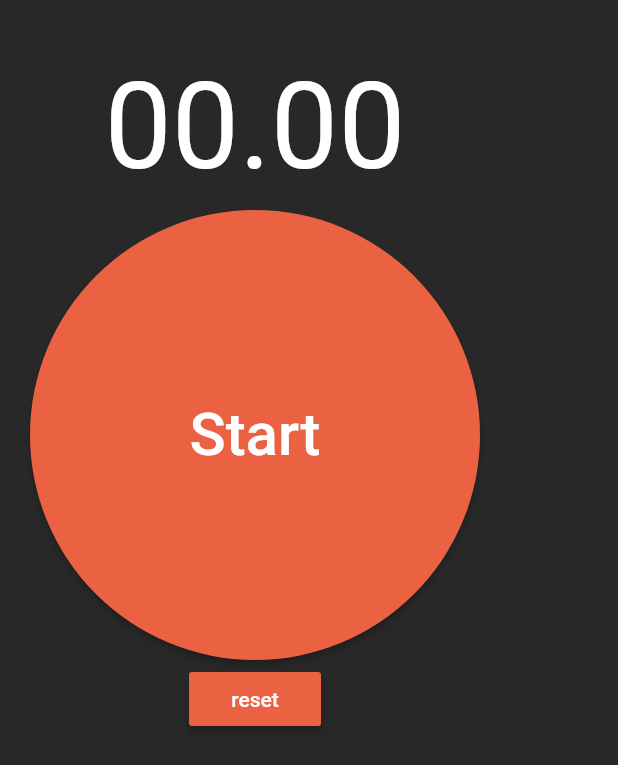
After one commit to SportswatchApp/sportswatch--app, a Flutter app: the screen it shows after launch, after a tap on "Debug login", on a phone screen of 412 x 824 dp. The commit adds this screen. Shown: the top 765 px of the screen. Run offline on Flutter 3.47's test engine with Material 2 defaults, Android fonts, the phone set to English and light mode, and no system bars; our stand-ins replace stop_watch_timer; Roboto replaces fonts that are missing (Quicksand).

Commit message:
stopwatch page init

```diff
--- a/lib/screens/login.dart
+++ b/lib/screens/login.dart
@@ -1,5 +1,6 @@
 import 'package:flutter/material.dart';
 import 'package:sportswatch/screens/signup.dart';
+import 'package:sportswatch/screens/stopwatch.dart';
 import 'package:sportswatch/widgets/alerts/default.dart';
 import 'package:sportswatch/widgets/buttons/default.dart';
 import 'package:sportswatch/widgets/buttons/text_button.dart';
@@ -61,7 +62,24 @@ class _LoginScreenState extends State<LoginScreen> {
                 text: 'Login',
                 onPressed: () => {},
               ),
-              )),
+            ),
+          ),
+          Padding(
+            padding: const EdgeInsets.symmetric(vertical: 16),
+            child: SizedBox(
+              width: double.infinity,
+              height: 40,
+              child: AddButton(
+                text: 'Debug login',
+                onPressed: () => {
+                  Navigator.push(
+                      context,
+                      MaterialPageRoute(
+                          builder: (context) => StopwatchScreen()))
+                },
+              ),
+            ),
+          ),
           Padding(
             padding: const EdgeInsets.symmetric(vertical: 0),
             child: Center(
@@ -86,10 +104,9 @@ class _LoginScreenState extends State<LoginScreen> {
   }
 
   void jumpSignupScreen() {
-    /**Navigator.push(
+    Navigator.push(
       context,
       MaterialPageRoute(builder: (context) => SignupScreen()),
-    );**/
-    AlertMessage('Hejsa', 'Noget').showAlertDialog(context);
+    );
   }
 }
--- /dev/null
+++ b/lib/screens/stopwatch.dart
@@ -0,0 +1,98 @@
+import 'package:flutter/material.dart';
+import 'package:sportswatch/widgets/buttons/default.dart';
+import 'package:sportswatch/widgets/buttons/text_button.dart';
+import 'package:sportswatch/widgets/colors/default.dart';
+import 'package:sportswatch/widgets/headings/h1.dart';
+import 'package:sportswatch/widgets/input/password.dart';
+import 'package:sportswatch/widgets/input/text.dart';
+import 'package:stop_watch_timer/stop_watch_timer.dart';
+
+class StopwatchScreen extends StatefulWidget {
+  _StopwatchScreenState createState() => _StopwatchScreenState();
+}
+
+class _StopwatchScreenState extends State<StopwatchScreen> {
+  final StopWatchTimer _stopWatchTimer = StopWatchTimer();
+  String _startOrStop = "Start";
+
+  @override
+  Widget build(BuildContext context) {
+    return Scaffold(
+      backgroundColor: SportsWatchColors.backgroundColor,
+      body: Padding(
+        padding: EdgeInsets.all(20),
+        child: Column(
+          mainAxisAlignment: MainAxisAlignment.start,
+          children: <Widget>[_stopwatch(context), _startStop(), _resetTime()],
+        ),
+      ),
+    );
+  }
+
+  Widget _stopwatch(BuildContext context) {
+    return Padding(
+      padding: const EdgeInsets.only(top: 10),
+      child: StreamBuilder<int>(
+        stream: _stopWatchTimer.rawTime,
+        initialData: _stopWatchTimer.rawTime.value,
+        builder: (context, snap) {
+          final value = snap.data;
+          final displayTime =
+              StopWatchTimer.getDisplayTime(value, hours: false, minute: false);
+          return Column(
+            children: <Widget>[
+              Padding(
+                padding: const EdgeInsets.all(8),
+                child: Text(
+                  displayTime,
+                  style: const TextStyle(fontSize: 80),
+                ),
+              )
+            ],
+          );
+        },
+      ),
+    );
+  }
+
+  Widget _startStop() {
+    return ButtonTheme(
+      minWidth: 300,
+      height: 300,
+      child: RaisedButton(
+        color: SportsWatchColors.primary,
+        shape: CircleBorder(),
+        child: Text(
+          _startOrStop,
+          style: TextStyle(fontSize: 40),
+        ),
+        onPressed: () async {
+          if (_stopWatchTimer.isRunning) {
+            _stopWatchTimer.onExecute.add(StopWatchExecute.stop);
+            setState(() {
+              _startOrStop = "Start";
+            });
+          } else {
+            _stopWatchTimer.onExecute.add(StopWatchExecute.start);
+            setState(() {
+              _startOrStop = "Stop";
+            });
+          }
+        },
+      ),
+    );
+  }
+
+  Widget _resetTime() {
+    return Padding(
+      padding: EdgeInsets.all(2),
+      child: RaisedButton(
+        color: SportsWatchColors.primary,
+        child: Text('reset'),
+        onPressed: () async {
+          _stopWatchTimer.onExecute.add(StopWatchExecute.reset);
+        },
+      ),
+    );
+  }
+}
--- a/pubspec.yaml
+++ b/pubspec.yaml
@@ -28,6 +28,7 @@ dependencies:
   # Use with the CupertinoIcons class for iOS style icons.
   cupertino_icons: ^1.0.0
   http: ^0.12.2
+  stop_watch_timer: ^0.6.0+1
 
 dev_dependencies:
   flutter_test:
```
Also changed, not shown: lib/screens/sandbox.dart (added, +164 -0 lines). Lines whose indentation alone changed are shown as unchanged.
